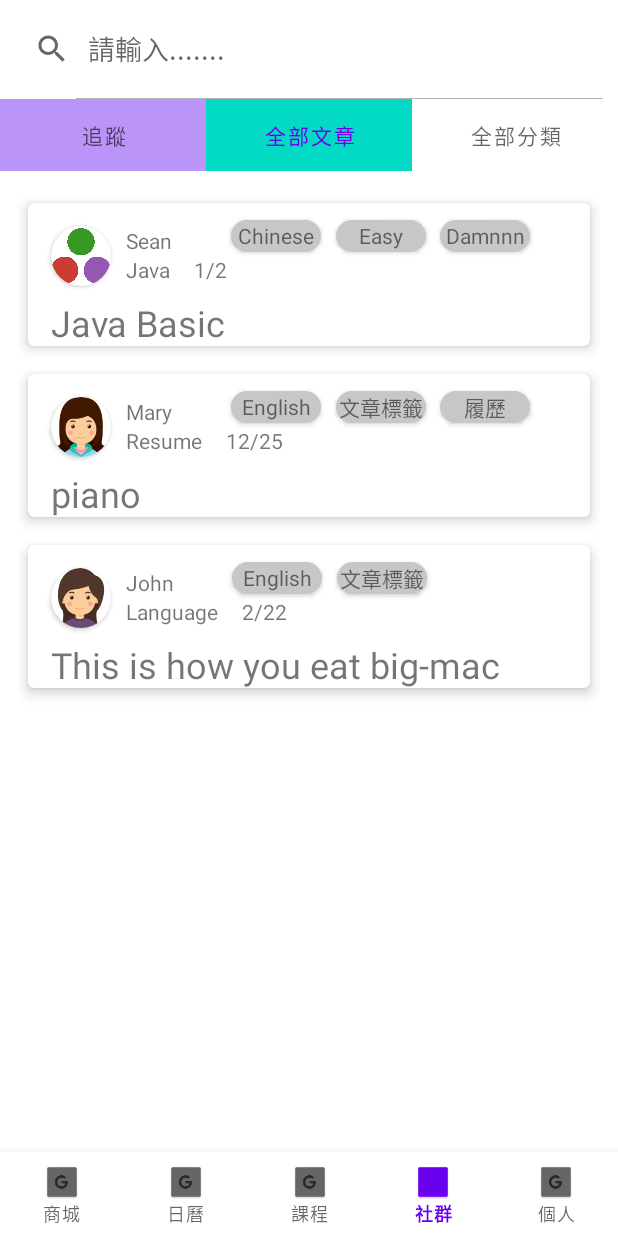
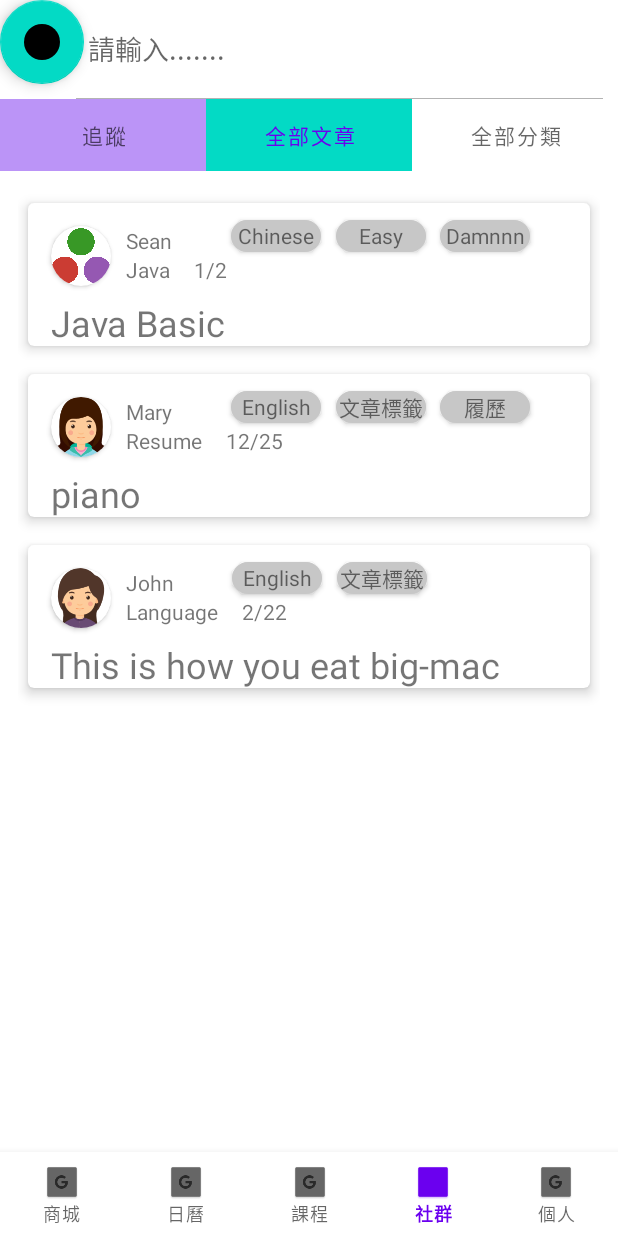
Before and after one commit to sonic711/THP101G2-Android-School, an Android app: the ComMainFragment screen opened through its navigation route, on a phone screen of 412 x 824 dp. Run offline under Robolectric (Android 15) with nearby library versions, the phone set to English and light mode, and no system bars; our stand-ins replace data binding, navigation-ui.

```diff
--- a/app/src/main/java/com/example/thp101g2_android_school/community/controller/ComMainFragment.kt
+++ b/app/src/main/java/com/example/thp101g2_android_school/community/controller/ComMainFragment.kt
@@ -1,16 +1,19 @@
 package com.example.thp101g2_android_school.community.controller
 
+import android.content.Intent
 import android.os.Bundle
 import android.view.LayoutInflater
 import android.view.View
 import android.view.ViewGroup
 import androidx.core.content.ContextCompat
 import androidx.fragment.app.Fragment
+import androidx.navigation.Navigation
 import androidx.viewpager2.adapter.FragmentStateAdapter
 import com.example.thp101g2_android_school.MainFragment
 import com.example.thp101g2_android_school.R
 import com.example.thp101g2_android_school.community.model.Page
 import com.example.thp101g2_android_school.databinding.FragmentComMainBinding
+import com.example.thp101g2_android_school.shop.controller.ShopMainFragment
 import com.google.android.material.tabs.TabLayoutMediator
 
 class ComMainFragment : Fragment() {
@@ -25,6 +28,12 @@ class ComMainFragment : Fragment() {
 
     override fun onViewCreated(view: View, savedInstanceState: Bundle?) {
         handleViews()
+        with(binding){
+            floatingBtn.setOnClickListener{
+                Navigation.findNavController(it)
+                    .navigate(R.id.action_comMainFragment_to_comPostFragment)
+            }
+        }
     }
     private fun handleViews() {
         val pages = listOf(
--- a/app/src/main/res/layout/fragment_com_main.xml
+++ b/app/src/main/res/layout/fragment_com_main.xml
@@ -7,10 +7,19 @@
 <data>
     <variable name="viewModel" type="com.example.thp101g2_android_school.community.viewmodel.ComMainViewModel"/>
 </data>
+    <androidx.constraintlayout.widget.ConstraintLayout android:layout_width="match_parent"
+                                                       android:layout_height="match_parent"
+    >
+        <com.google.android.material.floatingactionbutton.FloatingActionButton
+                android:src="@drawable/button_border"
+                android:layout_width="wrap_content"
+                android:layout_height="wrap_content"
+                android:clickable="true" android:id="@+id/floatingBtn" app:layout_constraintTop_toTopOf="parent"
+                app:layout_constraintStart_toStartOf="parent"/>
         <androidx.constraintlayout.widget.ConstraintLayout
                 android:layout_width="match_parent"
-            android:layout_height="match_parent"
-    >
+                android:layout_height="match_parent" app:layout_constraintTop_toTopOf="parent"
+                app:layout_constraintStart_toStartOf="parent" android:id="@+id/constraintLayout3">
             <SearchView
                     android:iconifiedByDefault="false"
                     android:queryHint="請輸入......."
@@ -25,12 +34,16 @@
                     android:layout_width="0dp"
                     android:layout_height="wrap_content"
                     app:layout_constraintEnd_toEndOf="parent" app:layout_constraintBottom_toTopOf="@+id/viewPager2"
-                app:layout_constraintStart_toStartOf="parent" app:layout_constraintTop_toBottomOf="@+id/searchView"/>
+                    app:layout_constraintStart_toStartOf="parent"
+                    app:layout_constraintTop_toBottomOf="@+id/searchView"/>
             <androidx.viewpager2.widget.ViewPager2
                     android:id="@+id/viewPager2"
                     android:layout_width="0dp"
                     android:layout_height="0dp"
                     app:layout_constraintTop_toBottomOf="@+id/tabLayout" app:layout_constraintEnd_toEndOf="parent"
-                app:layout_constraintStart_toStartOf="parent" app:layout_constraintBottom_toBottomOf="parent"/>
+                    app:layout_constraintStart_toStartOf="parent" app:layout_constraintBottom_toBottomOf="parent">
+            </androidx.viewpager2.widget.ViewPager2>
         </androidx.constraintlayout.widget.ConstraintLayout>
+    </androidx.constraintlayout.widget.ConstraintLayout>
+
 </layout>
--- a/app/src/main/res/navigation/navigation.xml
+++ b/app/src/main/res/navigation/navigation.xml
@@ -9,7 +9,11 @@
         <action android:id="@+id/action_mainFragment_to_comMainFragment" app:destination="@id/comMainFragment"/>
     </fragment>
     <fragment android:id="@+id/comMainFragment" android:name="com.example.thp101g2_android_school.community.controller.ComMainFragment"
-              android:label="fragment_com_main" tools:layout="@layout/fragment_com_main"/>
+              android:label="fragment_com_main" tools:layout="@layout/fragment_com_main">
+        <action android:id="@+id/action_comMainFragment_to_comPostFragment" app:destination="@id/comPostFragment"
+                app:enterAnim="@anim/nav_default_enter_anim" app:exitAnim="@anim/nav_default_exit_anim"
+                app:popEnterAnim="@anim/nav_default_pop_enter_anim" app:popExitAnim="@anim/nav_default_pop_exit_anim"/>
+    </fragment>
     <fragment android:id="@+id/comFollowFragment" android:name="com.example.thp101g2_android_school.community.controller.ComFollowFragment"
               android:label="fragment_com_follow" tools:layout="@layout/fragment_com_follow"/>
     <fragment android:id="@+id/comAllClassFragment"
@@ -41,4 +45,11 @@
         android:name="com.example.thp101g2_android_school.member.controller.MemMainFragment"
         android:label="fragment_mem_main"
         tools:layout="@layout/fragment_mem_main" />
+    <fragment
+            android:id="@+id/couMainFragment"
+            android:name="com.example.thp101g2_android_school.course.controller.CouMainFragment"
+            android:label="fragment_cou_main"
+            tools:layout="@layout/fragment_cou_main" />
+    <fragment android:id="@+id/comPostFragment" android:name="com.example.thp101g2_android_school.community.controller.ComPostFragment"
+              android:label="fragment_com_post" tools:layout="@layout/fragment_com_post"/>
 </navigation>
--- a/app/src/main/res/values/strings.xml
+++ b/app/src/main/res/values/strings.xml
@@ -1,4 +1,6 @@
 <resources>
     <string name="app_name">THP101G2-Android-School</string>
     <string name="back">返回</string>
+    <string name="text_com_input_title">請輸入標題 ...</string>
+    <string name="text_com_input_content">請輸入內容 ...</string>
 </resources>
```
Also changed, not shown: app/src/main/java/com/example/thp101g2_android_school/community/controller/ComPostFragment.kt (added, +36 -0 lines), app/src/main/java/com/example/thp101g2_android_school/community/viewmodel/ComPostViewModel.kt (added, +9 -0 lines), app/src/main/res/layout/fragment_com_post.xml (added, +36 -0 lines). Lines whose indentation alone changed are shown as unchanged.
